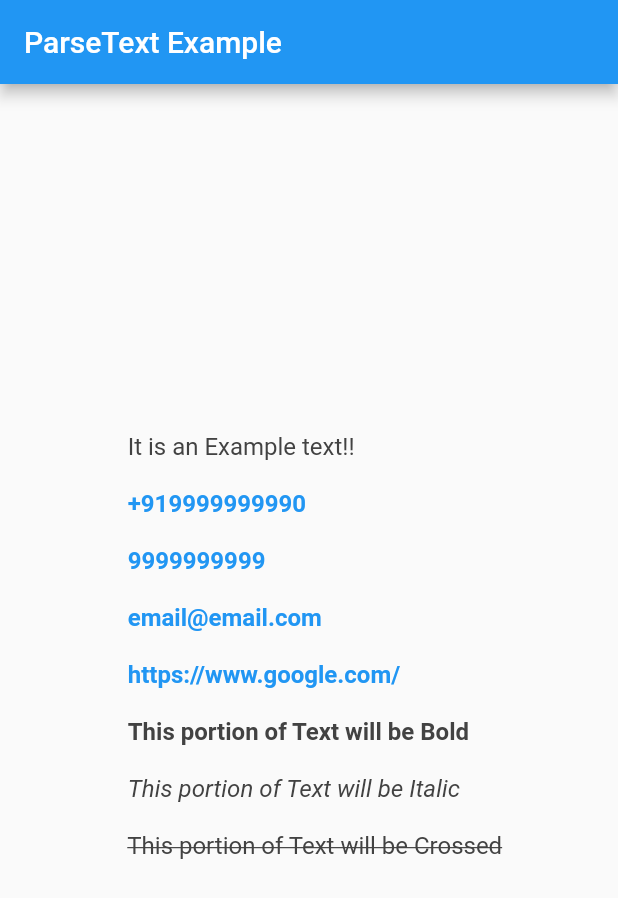
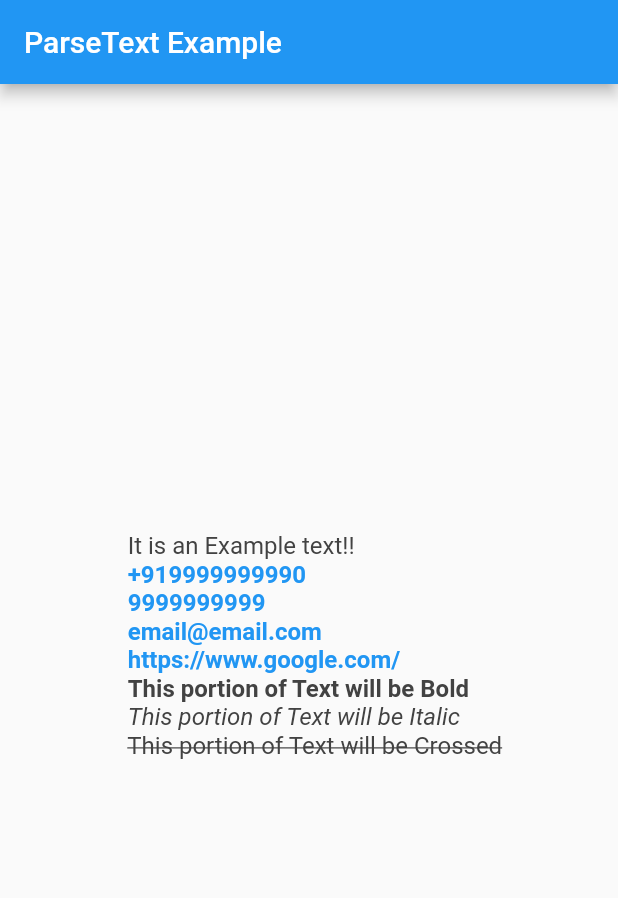
Before and after one commit to dubey2k/parse_text, a Flutter app: the screen it shows after launch, on a phone screen of 412 x 824 dp. Shown: the top 898 px of the screen. Run offline on Flutter 3.47's test engine with Material 2 defaults, Android fonts, the phone set to English and light mode, and no system bars.

Commit message:
updated for 0.0.5

```diff
--- a/example/lib/main.dart
+++ b/example/lib/main.dart
@@ -23,19 +23,12 @@ class MyApp extends StatelessWidget {
 class Home extends StatelessWidget {
   String text = '''
   It is an Example text!!
-
   +919999999990
-
   9999999999
-
   email@email.com
-
   https://www.google.com/
-
   *This portion of Text will be Bold*
-
   _This portion of Text will be Italic_
-
   ~This portion of Text will be Crossed~
   ''';
   @override
@@ -44,10 +37,13 @@ class Home extends StatelessWidget {
       appBar: AppBar(
         title: const Text('ParseText Example'),
       ),
-      body: Center(
-        child: ParseText(
-          size: 16,
-          text: text,
+      body: Padding(
+        padding: const EdgeInsets.all(20.0),
+        child: Center(
+          child: ParseText(
+            size: 16,
+            text: text,
+          ),
         ),
       ),
     );
--- a/lib/constants.dart
+++ b/lib/constants.dart
@@ -29,7 +29,7 @@ bool isEmail(String text) {
   return text.contains(email) ? true : false;
 }
 
-Map map = {
+Map<String, bool> map = {
   'bold': false,
   'italic': false,
   'cross': false,
--- a/lib/extractor.dart
+++ b/lib/extractor.dart
@@ -17,6 +17,7 @@ List<String> extractor(String text) {
         if (map['bold']) {
           msg[size] += s;
           msg.add("");
+          map['bold'] = !map['bold'];
           size += 1;
         } else {
           msg.add("BO $s");
@@ -35,6 +36,7 @@ List<String> extractor(String text) {
         if (map['italic']) {
           msg[size] += s;
           msg.add("");
+          map['italic'] = !map['italic'];
           size += 1;
         } else {
           msg.add("IT $s");
@@ -53,6 +55,7 @@ List<String> extractor(String text) {
         if (map['cross']) {
           msg[size] += s;
           msg.add("");
+          map['cross'] = !map['cross'];
           size += 1;
         } else {
           msg.add("CR $s");
```
